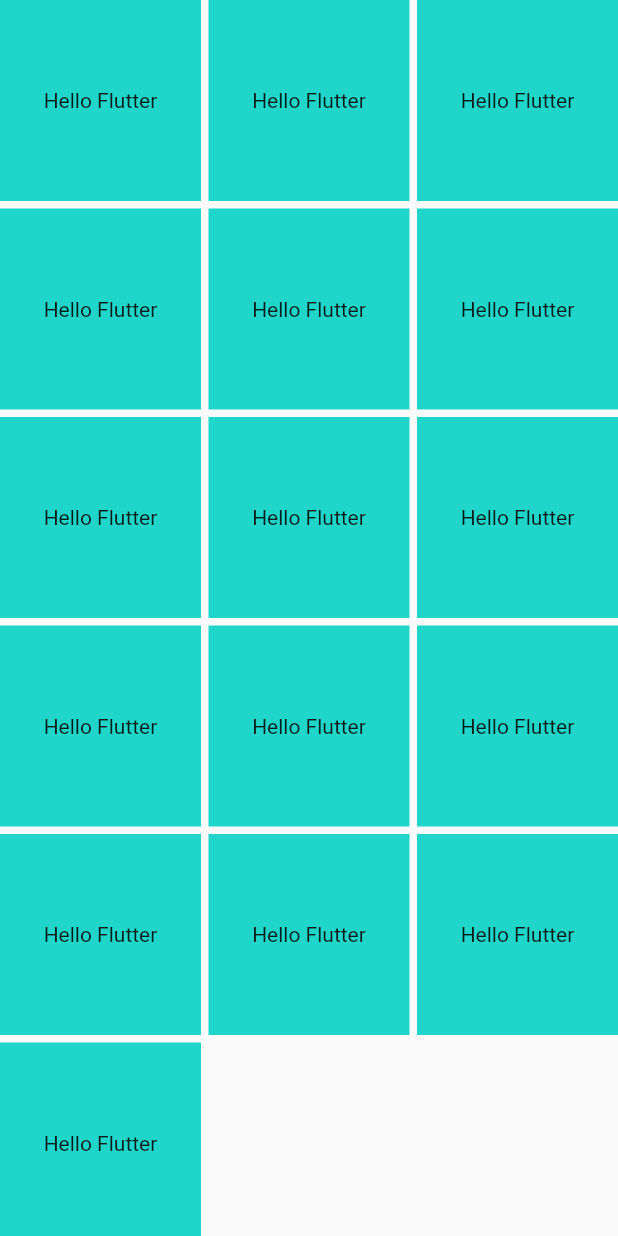
After one commit to bhargav-dobariya/Flutter-Training2, a Flutter app: the GridCount screen opened by its route, on a phone screen of 412 x 824 dp. The commit adds this screen. Run offline on Flutter 3.47's test engine with Material 2 defaults, Android fonts, the phone set to English and light mode, and no system bars.

Commit message:
GridView task completed

```diff
--- /dev/null
+++ b/lib/screens/grid_count.dart
@@ -0,0 +1,50 @@
+import 'package:alert_dialog/Resources/color_assets.dart';
+import 'package:flutter/material.dart';
+
+class GridCount extends StatefulWidget {
+  GridCount({Key? key}) : super(key: key);
+
+  @override
+  State<GridCount> createState() => _GridCountState();
+}
+
+class _GridCountState extends State<GridCount> {
+  @override
+  Widget build(BuildContext context) {
+    return Scaffold(
+        body: GridView.count(
+      crossAxisCount: 3,
+      crossAxisSpacing: 5,
+      mainAxisSpacing: 5,
+      children: [
+        buildItem(),
+        buildItem(),
+        buildItem(),
+        buildItem(),
+        buildItem(),
+        buildItem(),
+        buildItem(),
+        buildItem(),
+        buildItem(),
+        buildItem(),
+        buildItem(),
+        buildItem(),
+        buildItem(),
+        buildItem(),
+        buildItem(),
+        buildItem(),
+      ],
+    ));
+  }
+}
+
+Widget buildItem() {
+  return Container(
+    height: 50,
+    width: 50,
+    color: ColorAsset.cyanAColor,
+    padding: EdgeInsets.all(10),
+    alignment: Alignment.center,
+    child: const Text('Hello Flutter'),
+  );
+}
```
Also changed, not shown: lib/Resources/color_assets.dart (+4 -4 lines), lib/Resources/string_asset.dart (+7 -7 lines), lib/main.dart (+6 -6 lines), lib/screens/grid_builder.dart (added, +41 -0 lines), lib/screens/gridview_extend.dart (added, +57 -0 lines), lib/screens/home_page.dart (+12 -12 lines), lib/screens/listview.dart (deleted, +0 -49 lines), lib/screens/listview_builder.dart (deleted, +0 -39 lines), lib/screens/separated_listview.dart (deleted, +0 -41 lines).
